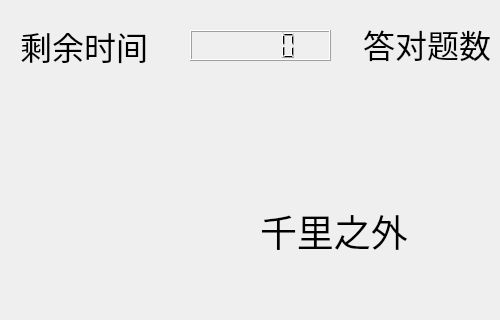
This is MAIN.ui in hl09/QandA as Qt 5 draws it before an edit; both pictures show x 0 to 500 and y 0 to 320 of the 684 by 464 pixel window. The edited form follows.
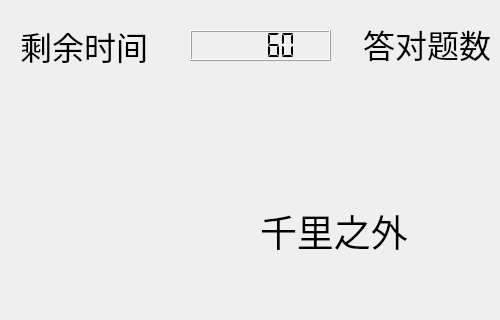
This is the edited form.

The edit to the form file:
```diff
--- a/MAIN.ui
+++ b/MAIN.ui
@@ -48,6 +48,15 @@
      <height>31</height>
     </rect>
    </property>
+   <property name="autoFillBackground">
+    <bool>false</bool>
+   </property>
+   <property name="segmentStyle">
+    <enum>QLCDNumber::Flat</enum>
+   </property>
+   <property name="intValue" stdset="0">
+    <number>60</number>
+   </property>
   </widget>
   <widget class="QLabel" name="label">
    <property name="geometry">
```
